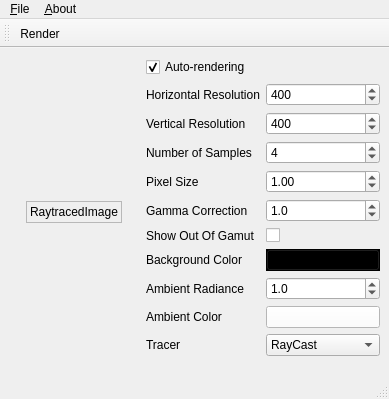
The window that projects/mainwindow.ui (thiagowfx/raytracer-lcg-2014) describes before a commit, drawn with Qt 5.
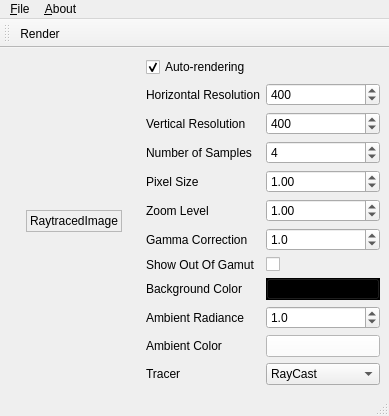
The same window after the commit. Icons and pictures are not drawn.

Commit message: added zoom to the interface, added view distance to the controls, reorganized statusbar, reorganized camera class (pinhole and orthographic now with uniform access), removed roll angle, page up and page down keys now control the eye too, tweaks

The edit to the form file:
```diff
--- a/projects/mainwindow.ui
+++ b/projects/mainwindow.ui
@@ -134,14 +134,14 @@
         </property>
        </widget>
       </item>
-      <item row="4" column="0">
+      <item row="5" column="0">
        <widget class="QLabel" name="label_5">
         <property name="text">
          <string>Gamma Correction</string>
         </property>
        </widget>
       </item>
-      <item row="4" column="1">
+      <item row="5" column="1">
        <widget class="QDoubleSpinBox" name="gammaCorrectionDoubleSpinBox">
         <property name="decimals">
          <number>1</number>
@@ -167,14 +167,14 @@
         </property>
        </widget>
       </item>
-      <item row="6" column="0">
+      <item row="7" column="0">
        <widget class="QLabel" name="label_6">
         <property name="text">
          <string>Background Color</string>
         </property>
        </widget>
       </item>
-      <item row="6" column="1">
+      <item row="7" column="1">
        <widget class="QPushButton" name="backgroundColorPushButton">
         <property name="palette">
          <palette>
@@ -599,14 +599,14 @@
         </property>
        </widget>
       </item>
-      <item row="7" column="0">
+      <item row="8" column="0">
        <widget class="QLabel" name="label_7">
         <property name="text">
          <string>Ambient Radiance</string>
         </property>
        </widget>
       </item>
-      <item row="7" column="1">
+      <item row="8" column="1">
        <widget class="QDoubleSpinBox" name="ambientRadianceDoubleSpinBox">
         <property name="decimals">
          <number>1</number>
@@ -625,14 +625,14 @@
         </property>
        </widget>
       </item>
-      <item row="9" column="0">
+      <item row="10" column="0">
        <widget class="QLabel" name="label_8">
         <property name="text">
          <string>Tracer</string>
         </property>
        </widget>
       </item>
-      <item row="9" column="1">
+      <item row="10" column="1">
        <widget class="QComboBox" name="tracerComboBox">
         <item>
          <property name="text">
@@ -651,28 +651,28 @@
         </item>
        </widget>
       </item>
-      <item row="5" column="0">
+      <item row="6" column="0">
        <widget class="QLabel" name="label_9">
         <property name="text">
          <string>Show Out Of Gamut</string>
         </property>
        </widget>
       </item>
-      <item row="5" column="1">
+      <item row="6" column="1">
        <widget class="QCheckBox" name="outOfGamutCheckBox">
         <property name="text">
          <string/>
         </property>
        </widget>
       </item>
-      <item row="8" column="0">
+      <item row="9" column="0">
        <widget class="QLabel" name="label_10">
         <property name="text">
          <string>Ambient Color</string>
         </property>
        </widget>
       </item>
-      <item row="8" column="1">
+      <item row="9" column="1">
        <widget class="QPushButton" name="ambientColorPushButton">
         <property name="palette">
          <palette>
@@ -1094,6 +1094,26 @@
         </property>
        </widget>
       </item>
+      <item row="4" column="0">
+       <widget class="QLabel" name="label_11">
+        <property name="text">
+         <string>Zoom Level</string>
+        </property>
+       </widget>
+      </item>
+      <item row="4" column="1">
+       <widget class="QDoubleSpinBox" name="zoomDoubleSpinBox">
+        <property name="minimum">
+         <double>0.010000000000000</double>
+        </property>
+        <property name="maximum">
+         <double>100.000000000000000</double>
+        </property>
+        <property name="value">
+         <double>1.000000000000000</double>
+        </property>
+       </widget>
+      </item>
      </layout>
     </item>
    </layout>
```
Left out of the diff: 17 changed lines with no effect on the pictures. The commit also changes 11 other files.
